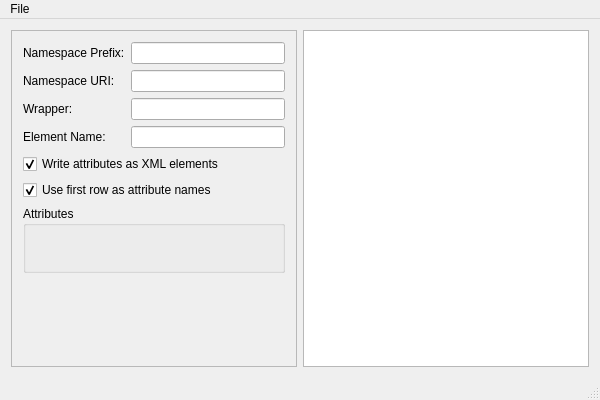
The window that QCSVToXML/qcsvtoxml.ui (Ephphatha/QCSVToXML) describes before a commit, drawn with Qt 5.
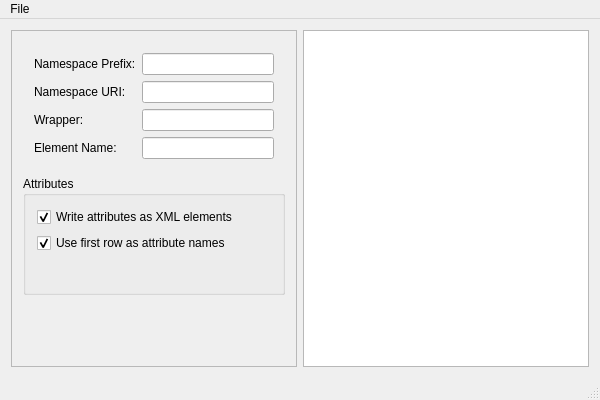
The same window after the commit. Icons and pictures are not drawn.

Commit message:
Reworked UI to use layouts in a more sensible way.
Also fixed bug where fields were not being cleared when loading documents with less columns than the last document.

```diff
--- a/QCSVToXML/qcsvtoxml.ui
+++ b/QCSVToXML/qcsvtoxml.ui
@@ -26,20 +26,27 @@
          <x>0</x>
          <y>0</y>
          <width>286</width>
-         <height>338</height>
+         <height>339</height>
         </rect>
        </property>
+       <layout class="QVBoxLayout" name="verticalLayoutScrollAreaWidgetContents">
+        <item>
+         <widget class="QWidget" name="widgetDocProperties" native="true">
        <layout class="QFormLayout" name="formLayout">
-        <property name="labelAlignment">
-         <set>Qt::AlignJustify|Qt::AlignVCenter</set>
-        </property>
-        <item row="0" column="1">
-         <widget class="QLineEdit" name="lineEditNamespace"/>
-        </item>
-        <item row="2" column="1">
-         <widget class="QLineEdit" name="lineEditWrapper"/>
-        </item>
         <item row="1" column="0">
+            <widget class="QLabel" name="labelNamespacePrefix">
+             <property name="text">
+              <string>Namespace Prefix:</string>
+             </property>
+             <property name="buddy">
+              <cstring>lineEditNamespace</cstring>
+             </property>
+            </widget>
+           </item>
+           <item row="1" column="1">
+            <widget class="QLineEdit" name="lineEditNamespace"/>
+           </item>
+           <item row="2" column="0">
          <widget class="QLabel" name="labelNamespaceUri">
           <property name="text">
            <string>Namespace URI:</string>
@@ -49,10 +56,26 @@
           </property>
          </widget>
         </item>
-        <item row="1" column="1">
-         <widget class="QLineEdit" name="lineEdit"/>
+           <item row="2" column="1">
+            <widget class="QLineEdit" name="lineEditNamespaceUri"/>
         </item>
         <item row="3" column="0">
+            <widget class="QLabel" name="labelWrapper">
+             <property name="toolTip">
+              <string>Leave blank if not required</string>
+             </property>
+             <property name="text">
+              <string>Wrapper:</string>
+             </property>
+             <property name="buddy">
+              <cstring>lineEditWrapper</cstring>
+             </property>
+            </widget>
+           </item>
+           <item row="3" column="1">
+            <widget class="QLineEdit" name="lineEditWrapper"/>
+           </item>
+           <item row="4" column="0">
          <widget class="QLabel" name="labelElement">
           <property name="text">
            <string>Element Name:</string>
@@ -62,51 +85,19 @@
           </property>
          </widget>
         </item>
-        <item row="3" column="1">
+           <item row="4" column="1">
          <widget class="QLineEdit" name="lineEditElement"/>
         </item>
-        <item row="6" column="0" colspan="2">
+          </layout>
+         </widget>
+        </item>
+        <item>
          <widget class="QGroupBox" name="groupBoxAttributes">
           <property name="title">
            <string>Attributes</string>
           </property>
           <layout class="QVBoxLayout" name="verticalLayout">
            <item>
-            <widget class="QWidget" name="widgetAttributes" native="true">
-             <layout class="QFormLayout" name="formLayoutWidgetAttributes">
-              <property name="fieldGrowthPolicy">
-               <enum>QFormLayout::AllNonFixedFieldsGrow</enum>
-              </property>
-             </layout>
-            </widget>
-           </item>
-          </layout>
-         </widget>
-        </item>
-        <item row="2" column="0">
-         <widget class="QLabel" name="labelWrapper">
-          <property name="toolTip">
-           <string>Leave blank if not required</string>
-          </property>
-          <property name="text">
-           <string>Wrapper:</string>
-          </property>
-          <property name="buddy">
-           <cstring>lineEditWrapper</cstring>
-          </property>
-         </widget>
-        </item>
-        <item row="0" column="0">
-         <widget class="QLabel" name="labelNamespacePrefix">
-          <property name="text">
-           <string>Namespace Prefix:</string>
-          </property>
-          <property name="buddy">
-           <cstring>lineEditNamespace</cstring>
-          </property>
-         </widget>
-        </item>
-        <item row="4" column="0" colspan="2">
          <widget class="QCheckBox" name="checkBoxAttributeAsElement">
           <property name="text">
            <string>Write attributes as XML elements</string>
@@ -116,7 +107,7 @@
           </property>
          </widget>
         </item>
-        <item row="5" column="0" colspan="2">
+           <item>
          <widget class="QCheckBox" name="checkBoxFirstRowAsAttributes">
           <property name="text">
            <string>Use first row as attribute names</string>
@@ -126,6 +117,31 @@
           </property>
          </widget>
         </item>
+           <item>
+            <widget class="QWidget" name="widgetAttributes" native="true">
+             <layout class="QFormLayout" name="formLayoutWidgetAttributes">
+              <property name="fieldGrowthPolicy">
+               <enum>QFormLayout::AllNonFixedFieldsGrow</enum>
+              </property>
+             </layout>
+            </widget>
+           </item>
+          </layout>
+         </widget>
+        </item>
+        <item>
+         <spacer name="verticalSpacer">
+          <property name="orientation">
+           <enum>Qt::Vertical</enum>
+          </property>
+          <property name="sizeHint" stdset="0">
+           <size>
+            <width>20</width>
+            <height>40</height>
+           </size>
+          </property>
+         </spacer>
+        </item>
        </layout>
       </widget>
      </widget>
```
Left out of the diff: 10 changed lines with no effect on the pictures. Lines whose indentation alone changed are shown as unchanged. The commit also changes 1 other file.
